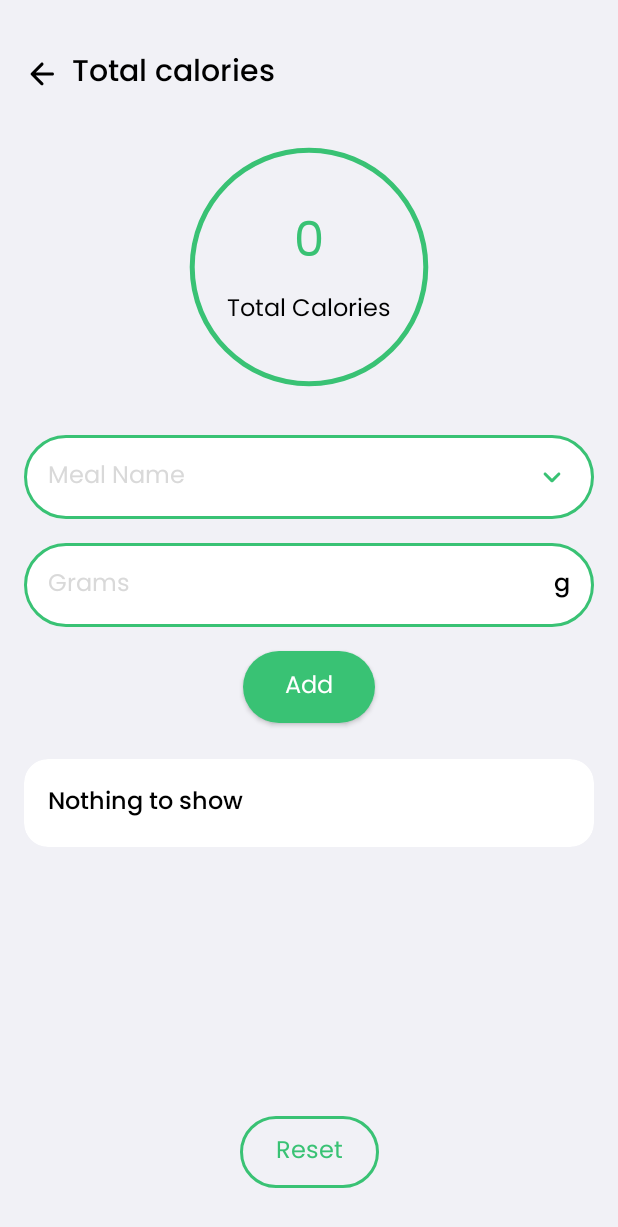
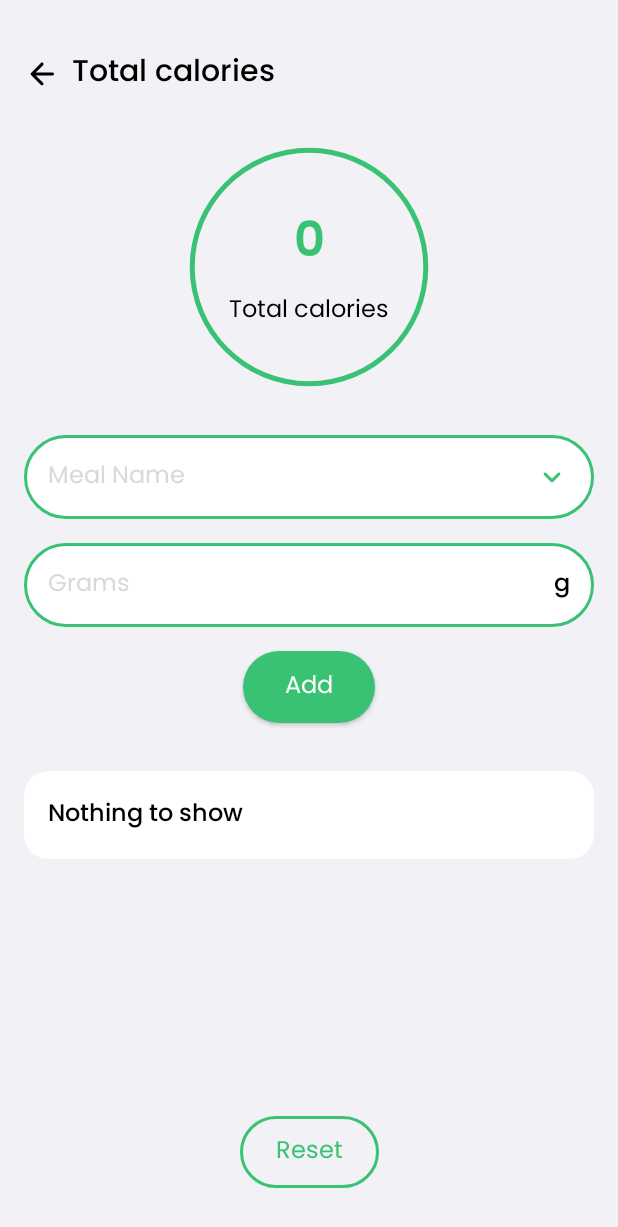
Before and after one commit to Mustafa-Ahmed1/Nutritions, an Android app: the layout fragment_calculate_calories.xml on its own in the app's theme, with its tools: preview values and no code run, on a phone screen of 412 x 824 dp. Shown: the top 1227 px of the screen. Run offline under Robolectric (Android 15) with nearby library versions, the light colour scheme and no system bars.

Commit message:
edit xml of calculate calories fragment

```diff
--- a/app/src/main/res/layout/fragment_calculate_calories.xml
+++ b/app/src/main/res/layout/fragment_calculate_calories.xml
@@ -7,132 +7,123 @@
     android:background="@color/background_color">
 
     <ImageView
-        android:id="@+id/imageView2"
-        android:layout_width="24dp"
-        android:layout_height="24dp"
+        android:id="@+id/image_back_arrow"
+        android:layout_width="@dimen/small_button"
+        android:layout_height="@dimen/small_button"
         android:layout_marginStart="@dimen/spacing_medium"
         android:src="@drawable/ic_back_arrow"
-        app:layout_constraintBottom_toBottomOf="@+id/textView"
+        app:layout_constraintBottom_toBottomOf="@+id/text_title"
         app:layout_constraintStart_toStartOf="parent"
-        app:layout_constraintTop_toTopOf="@+id/textView" />
+        app:layout_constraintTop_toTopOf="@+id/text_title" />
 
     <TextView
-        android:id="@+id/textView"
+        android:id="@+id/text_title"
         style="@style/SecondaryTextStyle.Black"
         android:layout_width="wrap_content"
         android:layout_height="wrap_content"
         android:layout_marginStart="@dimen/spacing_small"
         android:layout_marginTop="@dimen/spacing_extra_large"
         android:text="@string/total_calories"
-        app:layout_constraintStart_toEndOf="@+id/imageView2"
+        app:layout_constraintStart_toEndOf="@+id/image_back_arrow"
         app:layout_constraintTop_toTopOf="parent" />
 
     <ImageView
-        android:id="@+id/imageView6"
-        android:layout_width="160dp"
-        android:layout_height="160dp"
-        android:layout_marginTop="32dp"
+        android:id="@+id/image_total_calories_ring"
+        android:layout_width="@dimen/total_calories_ring_size"
+        android:layout_height="@dimen/total_calories_ring_size"
+        android:layout_marginTop="@dimen/spacing_extra_large"
         android:src="@drawable/ring"
         app:layout_constraintEnd_toEndOf="parent"
         app:layout_constraintStart_toStartOf="parent"
-        app:layout_constraintTop_toBottomOf="@+id/textView" />
+        app:layout_constraintTop_toBottomOf="@+id/text_title" />
 
     <TextView
-        android:id="@+id/textView1"
+        android:id="@+id/text_total_calories_value"
         android:layout_width="wrap_content"
         android:layout_height="wrap_content"
-        android:fontFamily="@font/poppins_regular"
-        android:text="0"
-        android:textColor="@color/primary_color"
-        android:textSize="@dimen/font_size_titleExtra"
-        app:layout_constraintBottom_toTopOf="@+id/textView2"
-        app:layout_constraintEnd_toEndOf="@+id/imageView6"
-        app:layout_constraintStart_toStartOf="@+id/imageView6"
-        app:layout_constraintTop_toTopOf="@+id/imageView6"
+        style="@style/ExtraTextStyle"
+        android:text="@string/_0"
+        app:layout_constraintBottom_toTopOf="@+id/text_total_calories"
+        app:layout_constraintEnd_toEndOf="@+id/image_total_calories_ring"
+        app:layout_constraintStart_toStartOf="@+id/image_total_calories_ring"
+        app:layout_constraintTop_toTopOf="@+id/image_total_calories_ring"
         app:layout_constraintVertical_chainStyle="packed" />
 
     <TextView
-        android:id="@+id/textView2"
+        android:id="@+id/text_total_calories"
         android:layout_width="wrap_content"
         android:layout_height="wrap_content"
-        android:layout_marginTop="4dp"
-        android:fontFamily="@font/poppins_regular"
-        android:text="Total Calories"
-        android:textColor="@color/black"
-        android:textSize="@dimen/font_size_primary"
-        app:layout_constraintBottom_toBottomOf="@+id/imageView6"
-        app:layout_constraintEnd_toEndOf="@+id/imageView6"
-        app:layout_constraintStart_toStartOf="@+id/imageView6"
-        app:layout_constraintTop_toBottomOf="@+id/textView1" />
+        android:layout_marginTop="@dimen/spacing_too_small"
+        style="@style/PrimaryTextStyle.Regular.Black"
+        android:text="@string/total_calories"
+        app:layout_constraintBottom_toBottomOf="@+id/image_total_calories_ring"
+        app:layout_constraintEnd_toEndOf="@+id/image_total_calories_ring"
+        app:layout_constraintStart_toStartOf="@+id/image_total_calories_ring"
+        app:layout_constraintTop_toBottomOf="@+id/text_total_calories_value" />
 
     <Spinner
-        android:id="@+id/spinner"
+        android:id="@+id/spinner_meal"
         android:layout_width="match_parent"
-        android:layout_height="56dp"
-        android:layout_marginHorizontal="16dp"
-        android:layout_marginTop="32dp"
+        android:layout_height="@dimen/special_height"
+        android:layout_marginHorizontal="@dimen/spacing_medium"
+        android:layout_marginTop="@dimen/spacing_extra_large"
         android:background="@drawable/rectangle_border"
         app:layout_constraintEnd_toEndOf="parent"
         app:layout_constraintStart_toStartOf="parent"
-        app:layout_constraintTop_toBottomOf="@+id/imageView6" />
+        app:layout_constraintTop_toBottomOf="@+id/image_total_calories_ring" />
 
     <ImageView
+        android:id="@+id/image_spinner_arrow"
         android:layout_width="wrap_content"
         android:layout_height="wrap_content"
-        android:layout_marginEnd="16dp"
+        android:layout_marginEnd="@dimen/spacing_medium"
         android:src="@drawable/ic_down_arrow"
-        app:layout_constraintBottom_toBottomOf="@+id/spinner"
-        app:layout_constraintEnd_toEndOf="@+id/spinner"
-        app:layout_constraintTop_toTopOf="@+id/spinner" />
+        app:layout_constraintBottom_toBottomOf="@+id/spinner_meal"
+        app:layout_constraintEnd_toEndOf="@+id/spinner_meal"
+        app:layout_constraintTop_toTopOf="@+id/spinner_meal" />
 
     <TextView
-        android:id="@+id/textView3"
+        android:id="@+id/text_meal_name"
         android:layout_width="wrap_content"
         android:layout_height="wrap_content"
         android:layout_margin="@dimen/spacing_medium"
-        android:fontFamily="@font/poppins_regular"
-        android:text="Meal Name"
-        android:textColor="@color/gray"
-        android:textSize="@dimen/font_size_primary"
-        app:layout_constraintBottom_toBottomOf="@+id/spinner"
-        app:layout_constraintStart_toStartOf="@+id/spinner"
-        app:layout_constraintTop_toTopOf="@+id/spinner" />
+        style="@style/PrimaryTextStyle.Regular.Gray"
+        android:text="@string/meal_name"
+        app:layout_constraintBottom_toBottomOf="@+id/spinner_meal"
+        app:layout_constraintStart_toStartOf="@+id/spinner_meal"
+        app:layout_constraintTop_toTopOf="@+id/spinner_meal" />
 
     <EditText
-        android:id="@+id/editText"
+        android:id="@+id/edit_text_grams"
         android:layout_width="0dp"
-        android:layout_height="56dp"
-        android:layout_margin="16dp"
+        android:layout_height="@dimen/special_height"
+        android:layout_margin="@dimen/spacing_medium"
         android:background="@drawable/rectangle_border"
         app:layout_constraintEnd_toEndOf="parent"
         app:layout_constraintStart_toStartOf="parent"
-        app:layout_constraintTop_toBottomOf="@+id/spinner" />
+        app:layout_constraintTop_toBottomOf="@+id/spinner_meal" />
 
     <TextView
-        android:id="@+id/textView4"
+        android:id="@+id/text_grams"
         android:layout_width="wrap_content"
         android:layout_height="wrap_content"
         android:layout_margin="@dimen/spacing_medium"
-        android:fontFamily="@font/poppins_regular"
+        style="@style/PrimaryTextStyle.Regular.Gray"
         android:text="@string/grams"
-        android:textColor="@color/gray"
-        android:textSize="@dimen/font_size_primary"
-        app:layout_constraintBottom_toBottomOf="@+id/editText"
-        app:layout_constraintStart_toStartOf="@+id/editText"
-        app:layout_constraintTop_toTopOf="@+id/editText" />
+        app:layout_constraintBottom_toBottomOf="@+id/edit_text_grams"
+        app:layout_constraintStart_toStartOf="@+id/edit_text_grams"
+        app:layout_constraintTop_toTopOf="@+id/edit_text_grams" />
 
     <TextView
-        android:id="@+id/textView5"
+        android:id="@+id/text_g"
         android:layout_width="wrap_content"
         android:layout_height="wrap_content"
         android:layout_margin="@dimen/spacing_medium"
-        android:fontFamily="@font/poppins_medium"
-        android:text="g"
-        android:textColor="@color/black"
-        android:textSize="@dimen/font_size_primary"
-        app:layout_constraintBottom_toBottomOf="@+id/editText"
-        app:layout_constraintEnd_toEndOf="@+id/editText"
-        app:layout_constraintTop_toTopOf="@+id/editText" />
+        style="@style/PrimaryTextStyle.Black"
+        android:text="@string/g"
+        app:layout_constraintBottom_toBottomOf="@+id/edit_text_grams"
+        app:layout_constraintEnd_toEndOf="@+id/edit_text_grams"
+        app:layout_constraintTop_toTopOf="@+id/edit_text_grams" />
 
 <!--    <TextView-->
 <!--        style="@style/CaptionTextStyle.Red"-->
@@ -144,61 +135,53 @@
 <!--        app:layout_constraintTop_toBottomOf="@+id/editText" />-->
 
     <androidx.appcompat.widget.AppCompatButton
-        android:id="@+id/appCompatButton"
+        android:id="@+id/button_add"
         android:layout_width="wrap_content"
         android:layout_height="wrap_content"
-        android:layout_margin="16dp"
+        android:layout_margin="@dimen/spacing_medium"
+        android:paddingHorizontal="@dimen/spacing_large"
+        android:paddingVertical="@dimen/spacing_small"
         android:background="@drawable/rectangle1"
-        android:fontFamily="@font/poppins_regular"
-        android:paddingHorizontal="24dp"
-        android:paddingVertical="8dp"
-        android:text="Add"
+        style="@style/PrimaryTextStyle.Regular.White"
+        android:text="@string/add"
         android:textAllCaps="false"
-        android:textColor="@color/white"
-        android:textSize="@dimen/font_size_primary"
         app:layout_constraintEnd_toEndOf="parent"
         app:layout_constraintStart_toStartOf="parent"
-        app:layout_constraintTop_toBottomOf="@+id/editText" />
+        app:layout_constraintTop_toBottomOf="@+id/edit_text_grams" />
 
     <androidx.cardview.widget.CardView
+        android:id="@+id/card_meals"
         android:layout_width="match_parent"
         android:layout_height="wrap_content"
         android:layout_marginHorizontal="@dimen/spacing_medium"
-        android:layout_marginTop="@dimen/spacing_large"
+        android:layout_marginTop="@dimen/spacing_extra_large"
         app:cardCornerRadius="@dimen/spacing_medium"
         app:cardElevation="0dp"
         app:layout_constraintEnd_toEndOf="parent"
         app:layout_constraintStart_toStartOf="parent"
-        app:layout_constraintTop_toBottomOf="@+id/appCompatButton">
+        app:layout_constraintTop_toBottomOf="@+id/button_add">
 
         <TextView
-            android:id="@+id/textView6"
+            android:id="@+id/text_meals_list"
             android:layout_width="wrap_content"
             android:layout_height="wrap_content"
             android:layout_margin="@dimen/spacing_medium"
-            android:fontFamily="@font/poppins_medium"
-            android:text="Nothing to show"
-            android:textColor="@color/black"
-            android:textSize="@dimen/font_size_primary"
-            app:layout_constraintBottom_toBottomOf="@+id/editText"
-            app:layout_constraintEnd_toEndOf="@+id/editText"
-            app:layout_constraintTop_toTopOf="@+id/editText" />
+            style="@style/PrimaryTextStyle.Black"
+            android:text="@string/nothing_to_show" />
 
     </androidx.cardview.widget.CardView>
 
     <androidx.appcompat.widget.AppCompatButton
-        android:id="@+id/appCompatButton2"
+        android:id="@+id/button_reset"
         android:layout_width="wrap_content"
         android:layout_height="wrap_content"
         android:layout_margin="@dimen/spacing_extra_large"
+        android:paddingHorizontal="@dimen/spacing_large"
+        android:paddingVertical="@dimen/spacing_small"
         android:background="@drawable/border"
-        android:fontFamily="@font/poppins_regular"
-        android:paddingHorizontal="24dp"
-        android:paddingVertical="8dp"
-        android:text="Reset"
+        style="@style/PrimaryTextStyle.Regular.PrimaryColor"
+        android:text="@string/reset"
         android:textAllCaps="false"
-        android:textColor="@color/primary_color"
-        android:textSize="@dimen/font_size_primary"
         app:layout_constraintBottom_toBottomOf="parent"
         app:layout_constraintEnd_toEndOf="parent"
         app:layout_constraintStart_toStartOf="parent" />
--- a/app/src/main/res/values/dimens.xml
+++ b/app/src/main/res/values/dimens.xml
@@ -17,4 +17,6 @@
 
     <dimen name="small_button">24dp</dimen>
     <dimen name="spacing_too_small">4dp</dimen>
+    <dimen name="total_calories_ring_size">160dp</dimen>
+    <dimen name="special_height">56dp</dimen>
 </resources>
--- a/app/src/main/res/values/strings.xml
+++ b/app/src/main/res/values/strings.xml
@@ -37,4 +37,7 @@
 
     <string name="cal">Cal</string>
     <string name="head_text">Best meals</string>
+    <string name="_0">0</string>
+    <string name="nothing_to_show">Nothing to show</string>
+    <string name="reset">Reset</string>
 </resources>
--- a/app/src/main/res/values/themes.xml
+++ b/app/src/main/res/values/themes.xml
@@ -27,6 +27,22 @@
         <item name="android:textColor">@color/gray</item>
     </style>
 
+    <style name="PrimaryTextStyle.Regular" parent="DefaultTextStyle">
+        <item name="android:fontFamily">@font/poppins_regular</item>
+    </style>
+    <style name="PrimaryTextStyle.Regular.Gray">
+        <item name="android:textColor">@color/gray</item>
+    </style>
+    <style name="PrimaryTextStyle.Regular.White">
+        <item name="android:textColor">@color/white</item>
+    </style>
+    <style name="PrimaryTextStyle.Regular.Black">
+        <item name="android:textColor">@color/black</item>
+    </style>
+    <style name="PrimaryTextStyle.Regular.PrimaryColor">
+        <item name="android:textColor">@color/primary_color</item>
+    </style>
+
     <style name="SecondaryTextStyle" parent="DefaultTextStyle">
         <item name="android:textSize">@dimen/font_size_secondary</item>
         <item name="android:fontFamily">@font/poppins_medium</item>
@@ -36,6 +52,12 @@
     </style>
     <style name="SecondaryTextStyle.Black">
         <item name="android:textColor">@color/black</item>
+    </style>
+
+    <style name="ExtraTextStyle" parent="DefaultTextStyle">
+        <item name="android:textSize">@dimen/font_size_titleExtra</item>
+        <item name="android:fontFamily">@font/poppins_semi_bold</item>
+        <item name="android:textColor">@color/primary_color</item>
     </style>
 
     <style name="CaptionTextStyle" parent="PrimaryTextStyle">
```
